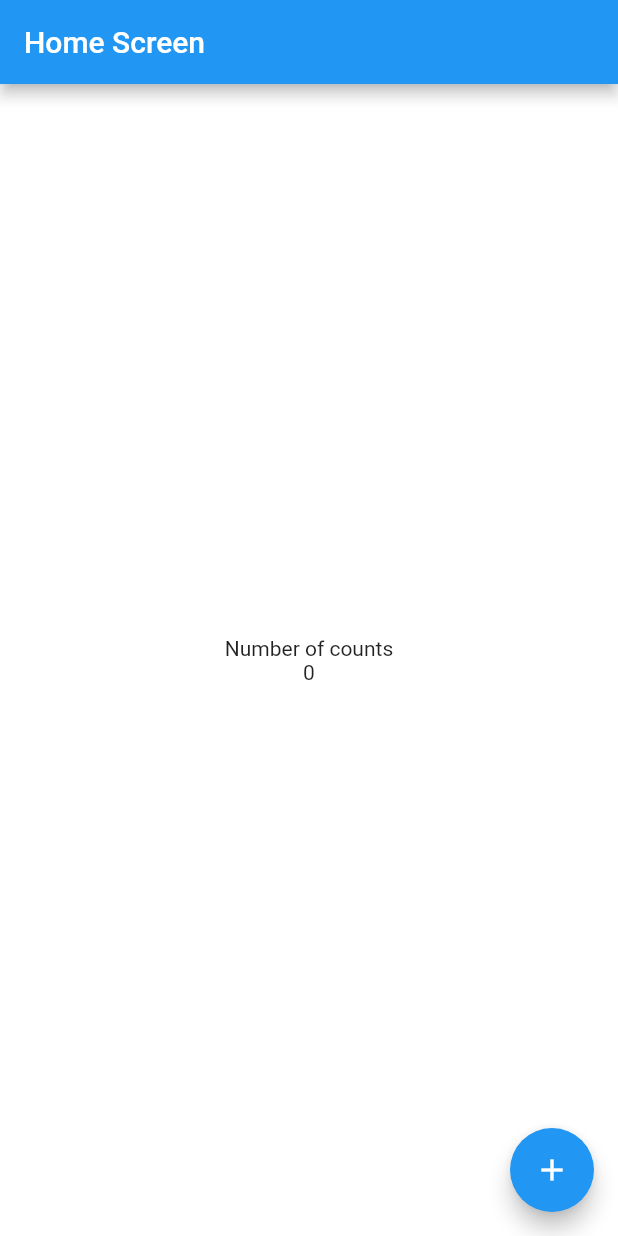
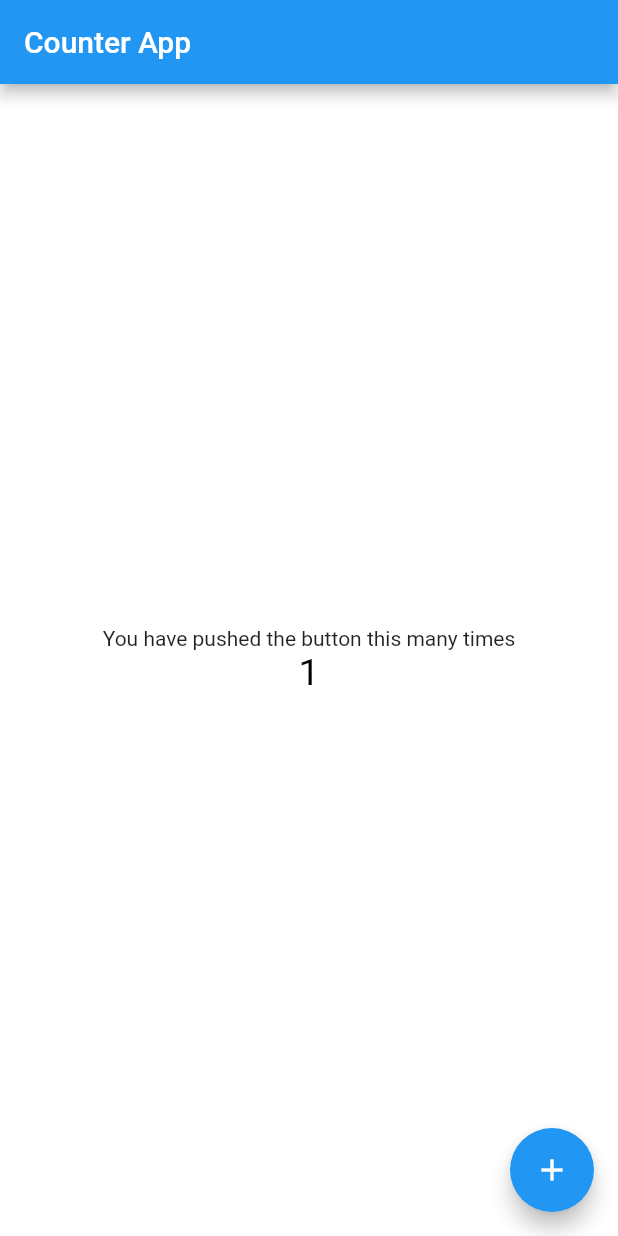
Before and after one commit to haroonkhan9426/Flutter-course-Batch_1, a Flutter app: the screen it shows after launch, after a tap on the "add" icon, on a phone screen of 412 x 824 dp. Run offline on Flutter 3.47's test engine with Material 2 defaults, Android fonts, the phone set to English and light mode, and no system bars.

Commit message:
Counter App completed

```diff
--- a/Counter_App/lib/main.dart
+++ b/Counter_App/lib/main.dart
@@ -7,30 +7,49 @@ void main() {
 class MyApp extends StatelessWidget {
   @override
   Widget build(BuildContext context) {
-    return MaterialApp(home: HomeScreen());
+    return MaterialApp(
+      home: HomeScreen(),
+    );
   }
 }
 
-class HomeScreen extends StatelessWidget {
+class HomeScreen extends StatefulWidget {
+  @override
+  _HomeScreenState createState() => _HomeScreenState();
+}
+
+class _HomeScreenState extends State<HomeScreen> {
+  int count = 0;
+
   @override
   Widget build(BuildContext context) {
     return Scaffold(
       backgroundColor: Colors.white,
-        appBar: AppBar(title: Text('Home Screen')),
+      appBar: AppBar(
+        title: Text('Counter App'),
+      ),
       floatingActionButton: FloatingActionButton(
         child: Icon(Icons.add),
         onPressed: () {
-            print('Add button pressed');
+          setState(() {
+            count++;
+          });
+          print('Count is: $count');
         },
       ),
       body: Center(
         child: Column(
           mainAxisAlignment: MainAxisAlignment.center,
+          crossAxisAlignment: CrossAxisAlignment.center,
           children: [
-              Text('Number of counts'),
-              Text('0'),
+            Text('You have pushed the button this many times'),
+            Text(
+              count.toString(),
+              style: TextStyle(fontSize: 25, color: Colors.black),
+            ),
           ],
         ),
-        ));
+      ),
+    );
   }
 }
```
Also changed, not shown: 2 other files. Lines whose indentation alone changed are shown as unchanged.
